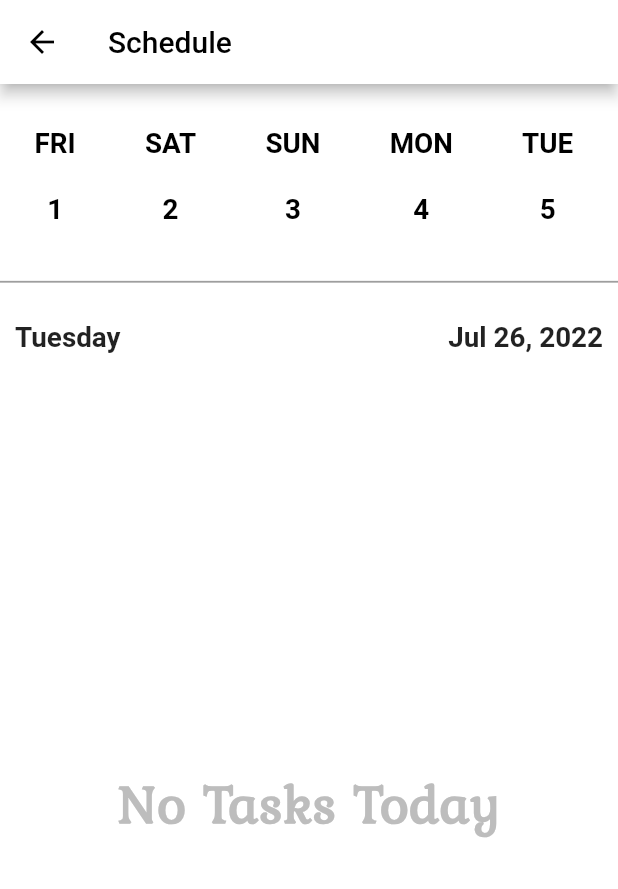
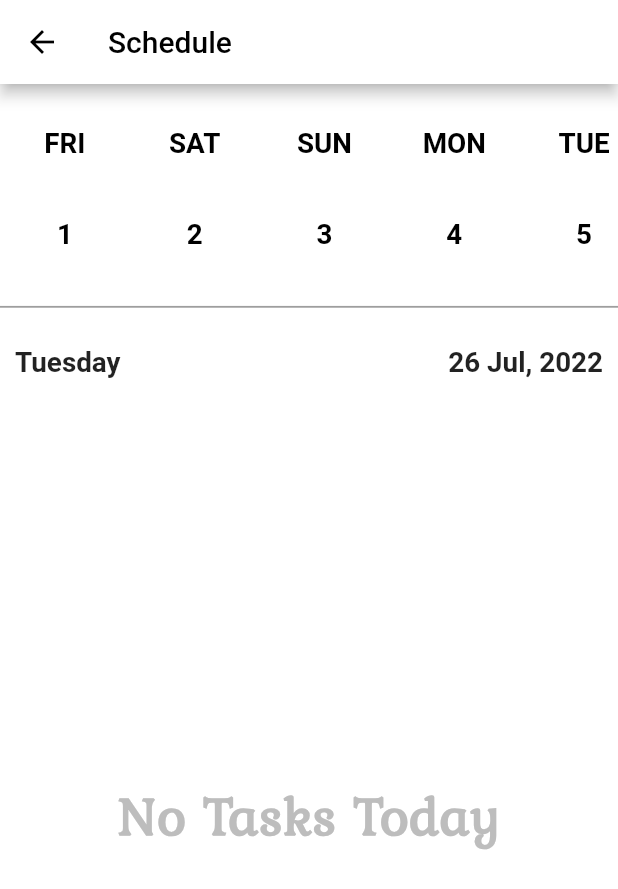
Before and after one commit to Ramy-khashan/todo, a Flutter app: the screen it shows after launch, after a tap on the "schedule" icon, on a phone screen of 412 x 824 dp. Shown: the top 889 px of the screen. Run offline on Flutter 3.47's test engine with Material 2 defaults, Android fonts, the phone set to English and light mode, and no system bars; our stand-ins replace flutter_bloc, flutter_colorpicker, flutter_local_notifications, fluttertoast, sqflite, timezone; accounts and stored records are empty.

Commit message:
Adding local notification to remind task and edit schedual page to select specific day to show tasks of this day

```diff
--- /dev/null
+++ b/lib/cubit/schedual/schedual_cubit.dart
@@ -0,0 +1,34 @@
+import 'package:flutter_bloc/flutter_bloc.dart';
+import 'package:intl/intl.dart';
+import 'package:todo/models/db_model.dart';
+import 'schedual_state.dart';
+
+class SchedualCubit extends Cubit<SchedualState> {
+  SchedualCubit() : super(SchedualInitial());
+  static SchedualCubit get(ctx) => BlocProvider.of(ctx);
+  List<TaskModel> todoTasks = [];
+  int choosenDay =
+      DateTime(DateTime.now().year, DateTime.now().month, DateTime.now().day)
+          .day;
+  getCurrentDay() {
+    choosenDay =
+        DateTime(DateTime.now().year, DateTime.now().month, DateTime.now().day)
+            .day;
+  }
+
+  getTasksInchoosenDay({index, todos}) {
+    for (var element in todos) {
+      if (element.addedAt ==
+          DateFormat.yMd().format(DateTime(
+              DateTime.now().year, DateTime.now().month, choosenDay))) {
+        todoTasks.add(element);
+      }
+    }
+    emit(GetTasksState());
+  }
+
+  onGetDay(int day) {
+    choosenDay = day;
+    emit(GetChoosenDayState());
+  }
+}
--- /dev/null
+++ b/lib/cubit/schedual/schedual_state.dart
@@ -0,0 +1,7 @@
+abstract class SchedualState {}
+
+class SchedualInitial extends SchedualState {}
+
+class GetChoosenDayState extends SchedualState {}
+
+class GetTasksState extends SchedualState {}
--- a/lib/main.dart
+++ b/lib/main.dart
@@ -1,12 +1,13 @@
 import 'package:flutter/material.dart';
 import 'package:flutter_bloc/flutter_bloc.dart';
 import 'package:todo/presentation/board/board_page.dart';
-
+import 'package:timezone/data/latest.dart' as tz;
 import 'cubit/adding_task_cubit/adding_task_cubit.dart';
 import 'cubit/board_page_cubit/board_page_cubit.dart';
 import 'cubit/todo_app_cubit/todo_cubit_cubit.dart';
 
 void main() {
+  tz.initializeTimeZones();
   runApp(const MyApp());
 }
 
--- a/lib/presentation/adding_task/add_task_page.dart
+++ b/lib/presentation/adding_task/add_task_page.dart
@@ -142,7 +142,6 @@ class AddTaskScreen extends StatelessWidget {
                             }
                           },
                           size: size,
-                          isNeedMargin: false,
                         );
                       },
                     ),
--- a/lib/presentation/board/board_page.dart
+++ b/lib/presentation/board/board_page.dart
@@ -1,17 +1,12 @@
-import 'dart:developer';
-
 import 'package:flutter/material.dart';
 import 'package:flutter_bloc/flutter_bloc.dart';
 import 'package:todo/cubit/board_page_cubit/board_page_cubit.dart';
-import 'package:todo/cubit/todo_app_cubit/todo_cubit_cubit.dart';
 import 'package:todo/presentation/board/widget/all_tasks.dart';
 import 'package:todo/presentation/board/widget/compelet_tasts.dart';
 import 'package:todo/presentation/board/widget/favorite_tasks.dart';
 import 'package:todo/presentation/board/widget/icon_button.dart';
 import 'package:todo/presentation/board/widget/uncompelet_tasks.dart';
-
 import '../../cubit/board_page_cubit/board_page_state.dart';
-import '../../cubit/todo_app_cubit/todo_cubit_state.dart';
 import '../adding_task/add_task_page.dart';
 import '../schedule/schedule_page.dart';
 import '../share_widget/button.dart';
@@ -47,12 +42,12 @@ class BoardPageScreenState extends State<BoardPageScreen>
               style: Theme.of(context).textTheme.bodyText1,
             ),
             actions: [
-              // IconButtonItem(
-              //     icon: Icons.search_outlined, onPress: () {}, size: size),
-              // IconButtonItem(
-              //     icon: Icons.notifications_active_outlined,
-              //     onPress: () {},
-              //     size: size),
+              IconButtonItem(
+                  icon: Icons.search_outlined, onPress: () {}, size: size),
+              IconButtonItem(
+                  icon: Icons.notifications_active_outlined,
+                  onPress: () {},
+                  size: size),
               IconButtonItem(
                   icon: Icons.schedule,
                   onPress: () {
@@ -70,23 +65,11 @@ class BoardPageScreenState extends State<BoardPageScreen>
               tabs: controller.homePageTabs,
             ),
           ),
-          body: BlocListener<TodoCubitCubit, TodoCubitState>(
-            listener: (context, state) {
-              if (state is InitialDatabaseState) {
-                log("Initial DateBase");
-              }
-              if (state is CreateDatabaseState) {
-                log("Create DateBase");
-              }
-              if (state is OpenDatabaseState) {
-                log("Open DateBase");
-              }
-              if (state is SuccesGetTodoListState) {}
-            },
-            child: Stack(
+          body: Column(
             children: [
-                Padding(
-                  padding: const EdgeInsets.only(top: 10),
+              Expanded(
+                child: Padding(
+                  padding: const EdgeInsets.only(top: 15),
                   child: TabBarView(controller: tabController, children: [
                     AllTasksItem(size: size),
                     CompeletedTasksItem(size: size),
@@ -94,10 +77,6 @@ class BoardPageScreenState extends State<BoardPageScreen>
                     FavoriteTasksItem(size: size),
                   ]),
                 ),
-                Column(
-                  children: [
-                    const Spacer(
-                      flex: 20,
               ),
               ButtonItem(
                   head: "Add a task",
@@ -108,13 +87,7 @@ class BoardPageScreenState extends State<BoardPageScreen>
                             builder: (context) => const AddTaskScreen()));
                   },
                   size: size),
-                    const Spacer(
-                      flex: 1,
-                    ),
             ],
-                ),
-              ],
-            ),
           ),
         );
       },
--- a/lib/presentation/board/widget/all_tasks.dart
+++ b/lib/presentation/board/widget/all_tasks.dart
@@ -18,6 +18,7 @@ class AllTasksItem extends StatelessWidget {
         return todoController.todos.isEmpty
             ? EmptyShape(head: "No Tasks", size: size)
             : ListView.builder(
+                physics: const BouncingScrollPhysics(),
                 itemBuilder: (context, index) {
                   return TaskShapeItem(
                     isFavorite: todoController
--- a/lib/presentation/board/widget/uncompelet_tasks.dart
+++ b/lib/presentation/board/widget/uncompelet_tasks.dart
@@ -22,6 +22,7 @@ class UncompeletedTasksItem extends StatelessWidget {
             : todoController.todoUncompelet.isEmpty
                 ? EmptyShape(head: "No UnCompleted Tasks", size: size)
                 : ListView.builder(
+                   physics: const BouncingScrollPhysics(),
                     itemBuilder: (context, index) {
                       return TaskShapeItem(
                         color: todoController
--- a/lib/presentation/schedule/schedule_page.dart
+++ b/lib/presentation/schedule/schedule_page.dart
@@ -1,10 +1,11 @@
 import 'package:flutter/material.dart';
 import 'package:flutter_bloc/flutter_bloc.dart';
 import 'package:intl/intl.dart';
+import 'package:todo/cubit/schedual/schedual_cubit.dart';
 import 'package:todo/presentation/adding_task/widget/head.dart';
 import 'package:todo/presentation/schedule/widget/date_filter.dart';
 import 'package:todo/presentation/schedule/widget/task_shape.dart';
-
+import '../../cubit/schedual/schedual_state.dart';
 import '../../cubit/todo_app_cubit/todo_cubit_cubit.dart';
 import '../../cubit/todo_app_cubit/todo_cubit_state.dart';
 import '../share_widget/empty_shape.dart';
@@ -25,31 +26,45 @@ class ScheduleScreen extends StatelessWidget {
       body: BlocBuilder<TodoCubitCubit, TodoCubitState>(
         builder: (context, state) {
           final todoController = TodoCubitCubit.get(context);
+          return BlocProvider(
+            create: (context) => SchedualCubit()
+              ..getTasksInchoosenDay(
+                  index: DateTime(DateTime.now().year, DateTime.now().month,
+                          DateTime.now().day)
+                      .day,
+                  todos: todoController.todos)
+              ..getCurrentDay(),
+            child: BlocBuilder<SchedualCubit, SchedualState>(
+              builder: (context, state) {
+                final controller = SchedualCubit.get(context);
                 return Column(
                   children: [
-              SingleChildScrollView(
+                    Expanded(
+                      child: ListView.builder(
+                        physics: const BouncingScrollPhysics(),
+                        itemCount: DateTime(DateTime.now().year,
+                                DateTime.now().month + 1, 0)
+                            .day,
                         scrollDirection: Axis.horizontal,
-                physics: const BouncingScrollPhysics(),
-                child: Row(
-                  children: List.generate(
-                      DateTime(DateTime.now().year, DateTime.now().month + 1, 0)
-                          .day,
-                      (index) => CurrentDayITem(
+                        itemBuilder: (context, index) => InkWell(
+                          onTap: () {
+                            controller.onGetDay(index + 1);
+                            controller.todoTasks = [];
+                            controller.getTasksInchoosenDay(
+                                index: index, todos: todoController.todos);
+                          },
+                          child: CurrentDayITem(
                             dayName: DateFormat.E()
                                 .format(DateTime(DateTime.now().year,
                                     DateTime.now().month, index + 1))
                                 .toUpperCase(),
                             dayNum: "${index + 1}",
-                            isToday: DateTime.now().day == index + 1,
+                            isToday: index + 1 == controller.choosenDay,
                             size: size,
-                          )),
                           ),
                         ),
-              Column(
-                  children: List.generate(
-                      todoController.todos.length,
-                      (index) =>
-                          Text(DateFormat.yMd().format(DateTime.now())))),
+                      ),
+                    ),
                     Divider(
                       color: Colors.black38,
                       thickness: 1.2,
@@ -65,20 +80,34 @@ class ScheduleScreen extends StatelessWidget {
                           const Spacer(),
                           HeadItem(
                             size: size,
-                      head: DateFormat.yMMMd().format(DateTime.now()),
+                            head:
+                                DateFormat(("d MMM, y")).format(DateTime.now()),
                           )
                         ],
                       ),
                     ),
                     Expanded(
-                child: todoController.todoToday.isEmpty
-                    ? EmptyShape(head: "No Tasks Today", size: size)
+                      flex: 4,
+                      child: controller.todoTasks.isEmpty
+                          ? EmptyShape(
+                              head: DateTime(
+                                              DateTime.now().year,
+                                              DateTime.now().month,
+                                              DateTime.now().day)
+                                          .day ==
+                                      controller.choosenDay
+                                  ? "No Tasks Today"
+                                  : "No tasks in this day",
+                              size: size)
                           : ListView.builder(
-                        itemBuilder: (context, index) => TaskShapeScheduleItem(
-                          task: todoController.todos[index],
+                              physics: const BouncingScrollPhysics(),
+                              itemBuilder: (context, index) {
+                                return TaskShapeScheduleItem(
+                                  task: controller.todoTasks[index],
                                   size: size,
-                        ),
-                        itemCount: todoController.todos.length,
+                                );
+                              },
+                              itemCount: controller.todoTasks.length,
                             ),
                     )
                   ],
@@ -86,5 +115,8 @@ class ScheduleScreen extends StatelessWidget {
               },
             ),
           );
+        },
+      ),
+    );
   }
 }
--- a/lib/presentation/schedule/widget/date_filter.dart
+++ b/lib/presentation/schedule/widget/date_filter.dart
@@ -17,13 +17,14 @@ class CurrentDayITem extends StatelessWidget {
   @override
   Widget build(BuildContext context) {
     return Container(
+        width: size.shortestSide * .17,
         height: size.longestSide * .11,
         margin: EdgeInsets.symmetric(
             horizontal: size.shortestSide * .02,
             vertical: size.longestSide * .02),
         padding: EdgeInsets.symmetric(
           vertical: size.longestSide * .015,
-          horizontal: size.shortestSide * .036,
+          horizontal: size.shortestSide * .02,
         ),
         decoration: BoxDecoration(
             borderRadius: BorderRadius.circular(10),
--- a/lib/presentation/share_widget/button.dart
+++ b/lib/presentation/share_widget/button.dart
@@ -5,13 +5,11 @@ class ButtonItem extends StatelessWidget {
   final VoidCallback onPress;
   final Size size;
   final Color color;
-  final bool isNeedMargin;
   const ButtonItem(
       {Key? key,
       required this.head,
       required this.onPress,
       required this.size,
-      this.isNeedMargin = true,
       this.color = Colors.green})
       : super(key: key);
 
@@ -20,12 +18,11 @@ class ButtonItem extends StatelessWidget {
     return GestureDetector(
       onTap: onPress,
       child: Container(
-        padding: EdgeInsets.symmetric(vertical: size.longestSide * .019),
+        padding: EdgeInsets.symmetric(vertical: size.longestSide * .02),
         width: double.infinity,
-        margin: isNeedMargin
-            ? EdgeInsets.symmetric(horizontal: size.shortestSide * .05)
-            : EdgeInsets.symmetric(vertical: size.longestSide * .025),
-        decoration: BoxDecoration(
+        margin:
+            EdgeInsets.symmetric(horizontal: size.shortestSide * .05,vertical:  size.longestSide * .02)
+      ,  decoration: BoxDecoration(
             borderRadius: BorderRadius.circular(13),
             color: color.withOpacity(.9)),
         child: Text(
--- a/pubspec.yaml
+++ b/pubspec.yaml
@@ -40,6 +40,8 @@ dependencies:
   fluttertoast:
   flutter_colorpicker:
   intl:
+  timezone:
+  flutter_local_notifications:
 
 dev_dependencies:
   flutter_test:
```
Also changed, not shown: lib/cubit/adding_task_cubit/adding_task_cubit.dart (+10 -6 lines), lib/cubit/todo_app_cubit/todo_cubit_cubit.dart (+25 -15 lines), lib/presentation/board/widget/compelet_tasts.dart (+29 -9 lines), lib/presentation/board/widget/favorite_tasks.dart (+39 -8 lines), lib/services/notification_service.dart (added, +66 -0 lines), lib/services/database.dart (deleted), pubspec.lock, 5 other files. Lines whose indentation alone changed are shown as unchanged.
